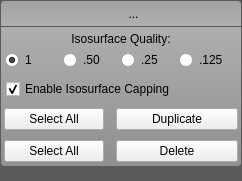
This is src/Interface/Application/GroupButtonMenu.ui in SCIInstitute/Seg3D as Qt 5 draws it before an edit. The edited form follows.
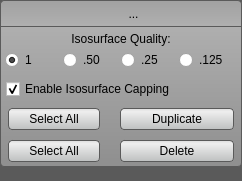
This is the edited form. Icons and pictures are not drawn.

Commit message: button stylesheet fixes

What changed in the file:
```diff
--- a/src/Interface/Application/GroupButtonMenu.ui
+++ b/src/Interface/Application/GroupButtonMenu.ui
@@ -14,7 +14,28 @@
    <string>GroupButtonMenu</string>
   </property>
   <property name="styleSheet">
-   <string notr="true">
+   <string notr="true">QPushButton{
+  background-color: qlineargradient(spread:pad, x1:0.5, y1:0, x2:0.5, y2:0.960227, stop:0 rgba(221, 221, 221, 255), stop:0.155779 rgba(238, 238, 238, 255), stop:1 rgba(192, 194, 194, 255));
+  border-radius: 4px;
+  border: 1px solid rgb(90, 90, 90);
+  margin:4px;
+}
+
+QPushButton:hover{
+  background-color: qlineargradient(spread:pad, x1:0.5, y1:0, x2:0.5, y2:1, stop:0 rgba(195, 195, 195, 255), stop:0.253769 rgba(206, 206, 206, 255), stop:1 rgba(185, 185, 185, 255));
+  border-radius: 4px;
+  border: 1px solid rgb(90, 90, 90);
+  margin:4px;
+}
+
+QPushButton:pressed{
+  background-color: qlineargradient(spread:pad, x1:0.5, y1:0, x2:0.5, y2:1, stop:0 rgba(150, 150, 150, 255), stop:0.753769 rgba(206, 206, 206, 255), stop:1 rgba(185, 185, 185, 255));
+  border-radius: 4px;
+  border: 1px solid rgb(90, 90, 90);
+  margin:4px;
+}
+
+
 QWidget#background_{
   background-color: rgb( 90,90,90 );
 } 
@@ -480,6 +501,12 @@
             </property>
             <item>
              <widget class="QPushButton" name="select_all_for_duplication_button_">
+              <property name="minimumSize">
+               <size>
+                <width>0</width>
+                <height>30</height>
+               </size>
+              </property>
               <property name="maximumSize">
                <size>
                 <width>100</width>
@@ -496,6 +523,12 @@
             </item>
             <item>
              <widget class="QPushButton" name="duplicate_button_">
+              <property name="minimumSize">
+               <size>
+                <width>0</width>
+                <height>30</height>
+               </size>
+              </property>
               <property name="text">
                <string>Duplicate</string>
               </property>
@@ -536,6 +569,12 @@
             </property>
             <item>
              <widget class="QPushButton" name="select_all_button_">
+              <property name="minimumSize">
+               <size>
+                <width>0</width>
+                <height>30</height>
+               </size>
+              </property>
               <property name="maximumSize">
                <size>
                 <width>100</width>
@@ -555,6 +594,12 @@
             </item>
             <item>
              <widget class="QPushButton" name="delete_button_">
+              <property name="minimumSize">
+               <size>
+                <width>0</width>
+                <height>30</height>
+               </size>
+              </property>
               <property name="text">
                <string>Delete</string>
               </property>
```
The commit also changes 7 other files.
